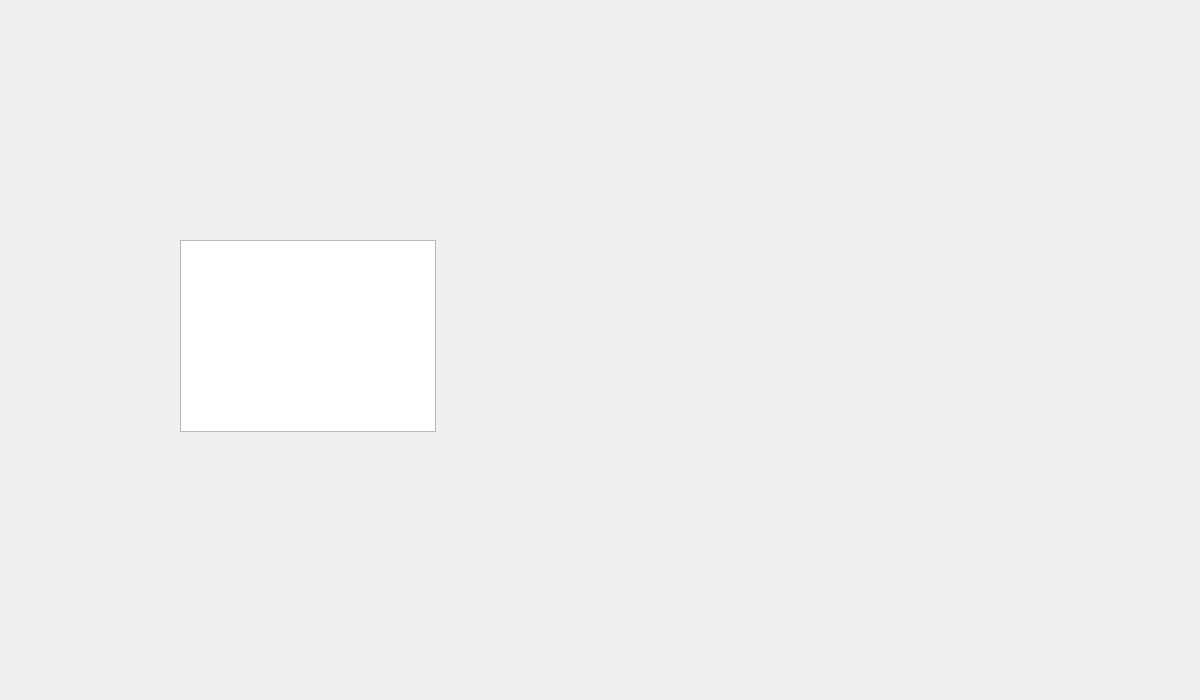
Old version of the form CS1D-Basketball-master/Basketball/divisions.ui in the repository moetaei/CS1D-Basketball.
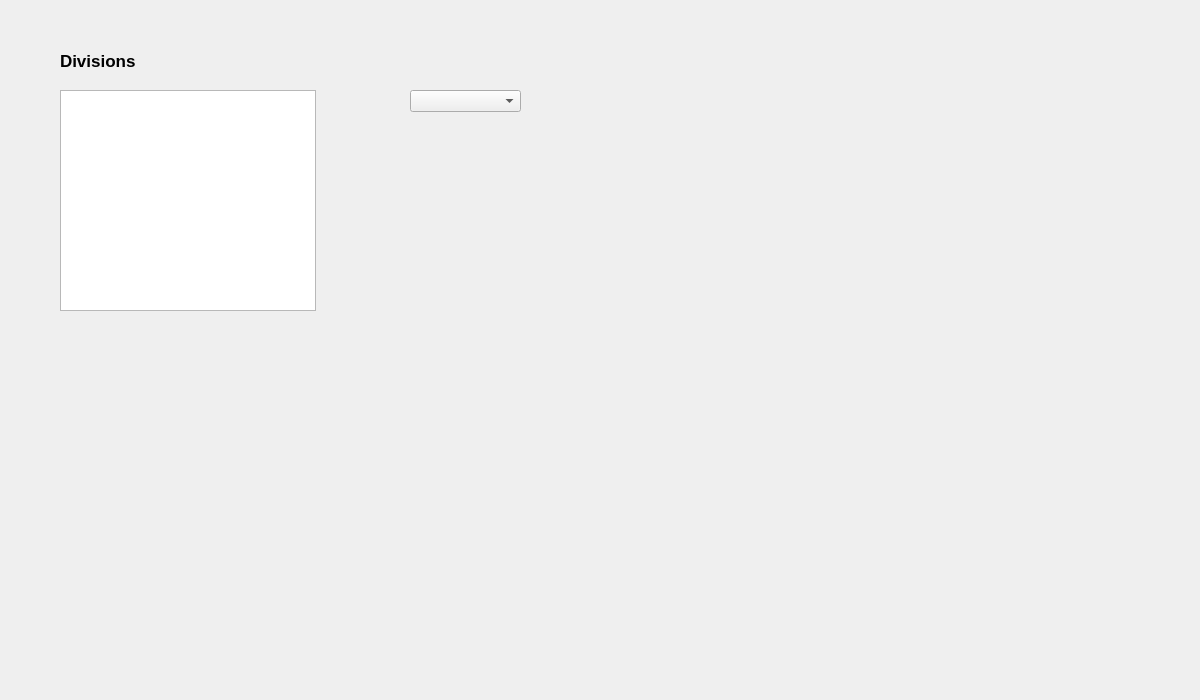
New version of the form.

Commit message: division tab

The edit to the form file:
```diff
--- a/CS1D-Basketball-master/Basketball/divisions.ui
+++ b/CS1D-Basketball-master/Basketball/divisions.ui
@@ -13,13 +13,47 @@
   <property name="windowTitle">
    <string>Form</string>
   </property>
-  <widget class="QTableWidget" name="tableWidget">
+  <widget class="QLabel" name="label">
    <property name="geometry">
     <rect>
-     <x>180</x>
-     <y>240</y>
+     <x>60</x>
+     <y>40</y>
+     <width>331</width>
+     <height>41</height>
+    </rect>
+   </property>
+   <property name="font">
+    <font>
+     <pointsize>13</pointsize>
+     <weight>75</weight>
+     <bold>true</bold>
+     <kerning>true</kerning>
+    </font>
+   </property>
+   <property name="text">
+    <string>Divisions</string>
+   </property>
+   <property name="textFormat">
+    <enum>Qt::PlainText</enum>
+   </property>
+  </widget>
+  <widget class="QComboBox" name="comboBox">
+   <property name="geometry">
+    <rect>
+     <x>410</x>
+     <y>90</y>
+     <width>111</width>
+     <height>22</height>
+    </rect>
+   </property>
+  </widget>
+  <widget class="QTableView" name="tableWidget">
+   <property name="geometry">
+    <rect>
+     <x>60</x>
+     <y>90</y>
      <width>256</width>
-     <height>192</height>
+     <height>221</height>
     </rect>
    </property>
   </widget>
```
The commit also changes 7 other files.
